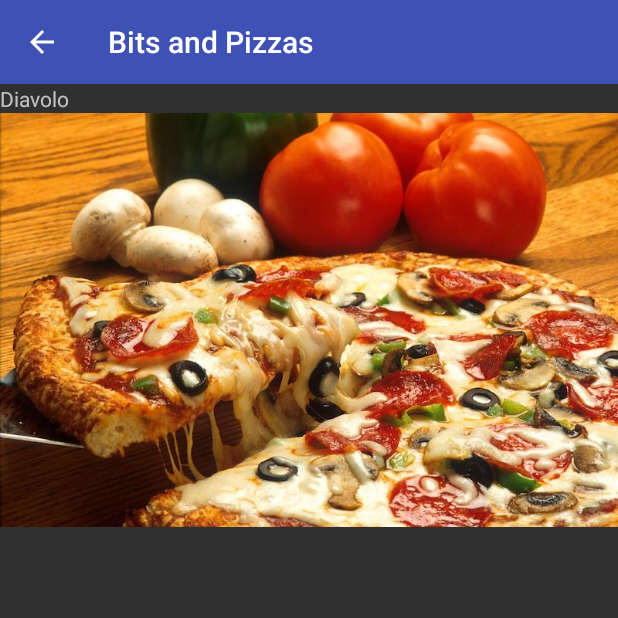
After one commit to kcf4ng/BitsaAndPizzas_BookDemo, an Android app: the PizzaDetailActivity screen opened directly, with no data from a screen before it, on a phone screen of 412 x 824 dp, the top half of it. The commit adds this screen. Run offline under Robolectric (Android 15) with nearby library versions, the phone set to English and light mode, and no system bars; 1 statement that could not run was skipped.

Commit message:
0830 commit

```diff
--- /dev/null
+++ b/app/src/main/java/com/hfad/bitsandpizzas/Pizza.java
@@ -0,0 +1,24 @@
+package com.hfad.bitsandpizzas;
+
+public class Pizza {
+    String name;
+    int imageResourceId;
+
+    public static final Pizza[] pizzas ={
+      new Pizza("Diavolo",R.drawable.diavolo),
+      new Pizza("Fiunghi", R.drawable.funghi)
+    };
+
+    public Pizza(String name, int imageResourceId) {
+        this.name = name;
+        this.imageResourceId = imageResourceId;
+    }
+
+    public String getName() {
+        return name;
+    }
+
+    public int getImageResourceId() {
+        return imageResourceId;
+    }
+}
--- /dev/null
+++ b/app/src/main/java/com/hfad/bitsandpizzas/PizzaDetailActivity.java
@@ -0,0 +1,42 @@
+package com.hfad.bitsandpizzas;
+
+
+import android.content.Context;
+import android.support.v4.content.ContextCompat;
+import android.support.v7.app.ActionBar;
+import android.support.v7.app.AppCompatActivity;
+import android.os.Bundle;
+import android.support.v7.widget.Toolbar;
+import android.widget.ImageView;
+import android.widget.TextView;
+
+public class PizzaDetailActivity extends AppCompatActivity {
+    public static final String EXTRA_PIZZA_ID ="pizzaId";
+
+
+
+    @Override
+    protected void onCreate(Bundle savedInstanceState) {
+        super.onCreate(savedInstanceState);
+        setContentView(R.layout.activity_pizza_detail);
+
+        //將工具列設為activity的app bar
+        Toolbar toolbar = findViewById(R.id.toolbar);
+        setSupportActionBar(toolbar);
+        ActionBar actionBar = getSupportActionBar();
+        actionBar .setDisplayHomeAsUpEnabled(true);
+
+        //顯示pizza資料
+        int pizzaId = (Integer) getIntent().getExtras().get(EXTRA_PIZZA_ID);
+        String pizzaName = Pizza.pizzas[pizzaId].getName();
+        TextView textView = findViewById(R.id.pizza_text);
+        textView.setText(pizzaName);
+        int pizzaImage = Pizza.pizzas[pizzaId].getImageResourceId();
+        ImageView imageView = findViewById(R.id.pizza_image);
+        imageView .setImageDrawable(ContextCompat.getDrawable(this,pizzaImage));
+        imageView.setContentDescription(pizzaName);
+
+    }
+
+
+}
--- /dev/null
+++ b/app/src/main/res/layout/activity_pizza_detail.xml
@@ -0,0 +1,19 @@
+<?xml version="1.0" encoding="utf-8"?>
+<LinearLayout android:layout_width="match_parent"
+    android:layout_height="match_parent"
+    android:orientation="vertical"
+    xmlns:android="http://schemas.android.com/apk/res/android" >
+    <include
+        layout="@layout/toolbar_main"
+        android:id="@+id/toolbar"/>
+    <TextView
+        android:id="@+id/pizza_text"
+        android:layout_width="wrap_content"
+        android:layout_height="wrap_content" />
+
+    <ImageView
+        android:id="@+id/pizza_image"
+        android:layout_width="match_parent"
+        android:layout_height="wrap_content"
+        android:adjustViewBounds="true"/>
+</LinearLayout>
```
Also changed, not shown: app/src/main/AndroidManifest.xml (+7 -0 lines), app/src/main/java/com/hfad/bitsandpizzas/CaptionedImagesAdapter.java (added, +81 -0 lines), app/src/main/java/com/hfad/bitsandpizzas/PizzaFragment.java (+31 -7 lines), app/src/main/res/layout/card_captioned_image.xml (added, +27 -0 lines), app/src/main/res/layout/fragment_pizza.xml (added, +7 -0 lines).
